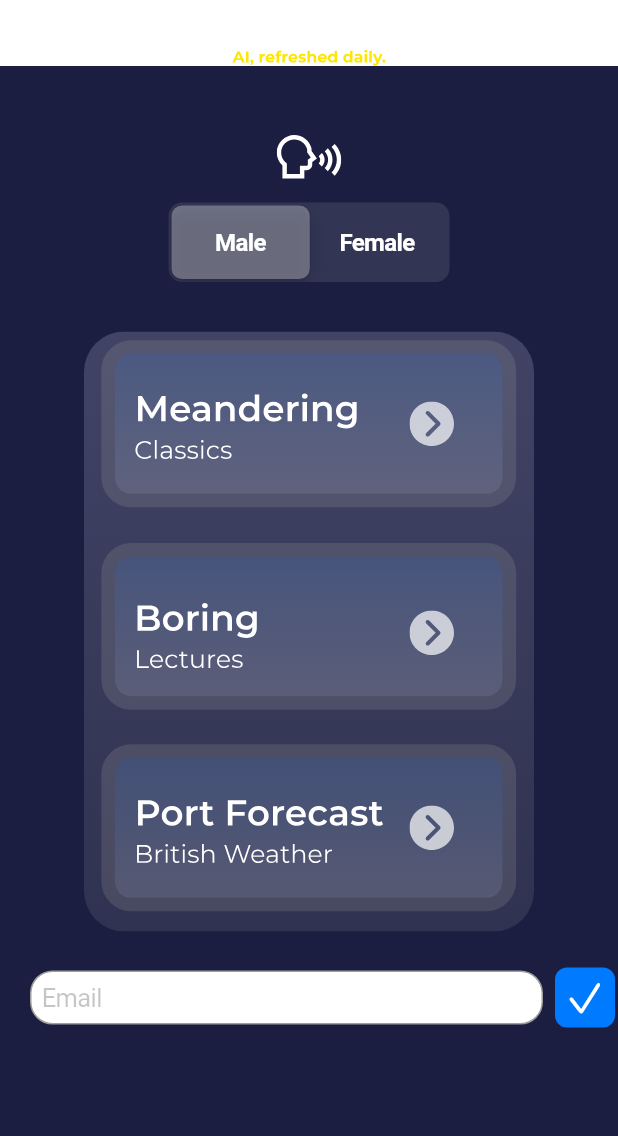
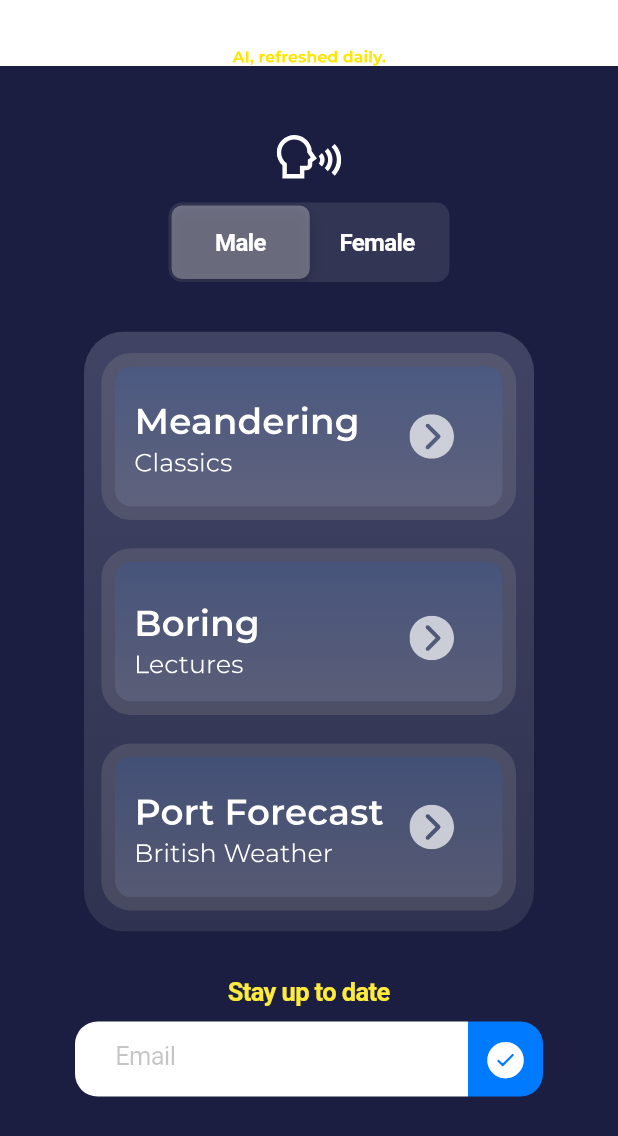
Before and after one commit to meanderingsleep/meandering-app, a Flutter app: the screen it shows after launch, on a phone screen of 412 x 824 dp. Shown: the top 1136 px of the screen. Run offline on Flutter 3.47's test engine with Material 3 defaults, Android fonts, the phone set to English and light mode, and no system bars; our stand-ins replace email_validator, firebase_core, firebase_crashlytics, flutter_dotenv, flutter_svg, just_audio and 2 more; missing offline and left inert: audio_session; accounts and stored records are empty.

Commit message:
Second email field/submit button iteration

```diff
--- a/sleepless_app/lib/home_screen.dart
+++ b/sleepless_app/lib/home_screen.dart
@@ -131,8 +131,8 @@ class _HomeScreenState extends State<HomeScreen> {
                       Column(
                           children: [
                             CupertinoButton(
-                              padding: const EdgeInsets.symmetric(
-                                  horizontal: 25.0, vertical: 7.0),
+                              padding: const EdgeInsets.only(
+                                  top: 13.0, bottom: 4.0),
                               child: SvgPicture.asset(
                                   'assets/images/meanderingbutton.svg'),
                               onPressed: () {
@@ -147,7 +147,7 @@ class _HomeScreenState extends State<HomeScreen> {
                             ),
                             CupertinoButton(
                               padding: const EdgeInsets.symmetric(
-                                  horizontal: 25.0, vertical: 7.0),
+                                  horizontal: 25.0, vertical: 5.0),
                               child: SvgPicture.asset(
                                   'assets/images/boringbutton.svg'),
                               onPressed: () {
@@ -162,7 +162,7 @@ class _HomeScreenState extends State<HomeScreen> {
                             ),
                             CupertinoButton(
                               padding: const EdgeInsets.symmetric(
-                                  horizontal: 25.0, vertical: 7.0),
+                                  horizontal: 25.0, vertical: 5.0),
                               child: SvgPicture.asset(
                                   'assets/images/portbutton.svg'),
                               onPressed: () {
@@ -179,41 +179,55 @@ class _HomeScreenState extends State<HomeScreen> {
                       )
                     ]
                 ),
-                Row(
+                Container (
+                  padding: EdgeInsets.symmetric(vertical: 10),
+                  child: Text("Stay up to date",
+                      style: TextStyle(
+                        color: Colors.yellow,
+                        fontWeight: FontWeight.bold,// Set the opacity of the color
+                      )
+                  ),
+                ),
+                Container(
+                  padding: EdgeInsets.symmetric(horizontal: 50.0), // Add horizontal padding to the container
+                  child: Row(
                     children: [
-                    Expanded (
+                      Expanded(
+                        child: Container(
+                          height: 50, // Specify the height to make it consistent
+                          decoration: BoxDecoration(
+                            color: Colors.white,
+                            borderRadius: BorderRadius.horizontal(left: Radius.circular(15.0)),
+                            //border: Border.all(color: Colors.grey, width: 1.0),
+                          ),
                           child: Form(
                             key: formKey,
                             child: CupertinoTextFormFieldRow(
                               placeholder: 'Email',
                               autovalidateMode: AutovalidateMode.onUserInteraction,
-                          validator: (email) =>
-                          email != null && !EmailValidator.validate(email)
-                              ? 'Enter a valid email'
-                              : null,
+                              validator: (email) => email != null && !EmailValidator.validate(email) ? 'Enter a valid email' : null,
                               decoration: BoxDecoration(
-                            color: Colors.white, // Set the background color to white
-                            border: Border.all(
-                              color: Colors.grey, // Optional: Set border color
-                              width: 1.0, // Optional: Set border width
+                                // Set border to none inside the text form field to remove the separator
+                                border: Border(
+                                  right: BorderSide.none, // This should remove the vertical line
                                 ),
-                            borderRadius: BorderRadius.circular(15.0), // Optional: Set border radius
+                              ),
                             ),
                           ),
                         ),
                       ),
                       CupertinoButton(
-                      padding: EdgeInsets.zero,  // Minimize padding
+                        padding: EdgeInsets.zero,
                         child: Container(
-                        width: 40,  // Define a fixed width
-                        height: 40,  // Define a fixed height to make it square
+                          width: 50, // Adjust width as needed
+                          height: 50, // Ensure the button is the same height as the input field
                           alignment: Alignment.center,
                           decoration: BoxDecoration(
-                          color: CupertinoColors.activeBlue,  // Background color
-                          borderRadius: BorderRadius.circular(8),  // Rounded corners
+                            color: CupertinoColors.activeBlue,
+                            borderRadius: BorderRadius.horizontal(right: Radius.circular(15.0)),
                           ),
                           child: const Icon(
-                          CupertinoIcons.check_mark,  // Icon instead of text
+                            CupertinoIcons.checkmark_alt_circle_fill,
                             size: 28,
                             color: CupertinoColors.white,
                           ),
@@ -224,8 +238,9 @@ class _HomeScreenState extends State<HomeScreen> {
                             print('Form Valid');
                           }
                         },
-                    )
-                  ]
+                      ),
+                    ],
+                  ),
                 ),
               ],
             ),
```
Lines whose indentation alone changed are shown as unchanged.
